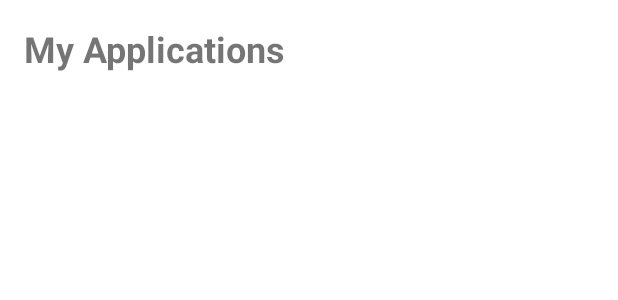
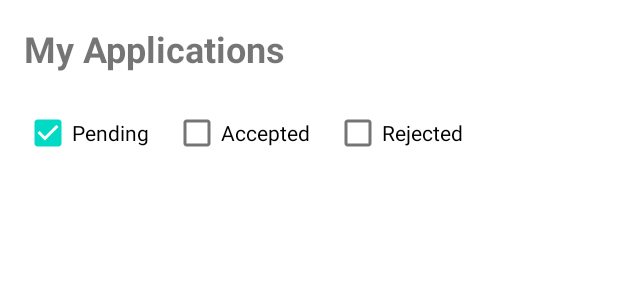
Before and after one commit to mohamed-khan-05/recruitment_project, an Android app: the layout fragment_view_my_applications.xml on its own in the app's theme, with its tools: preview values and no code run, on a phone screen of 412 x 824 dp. Shown: the top 300 px of the screen. Run offline under Robolectric (Android 15) with nearby library versions, the phone set to English and light mode, and no system bars.

Commit message:
Student applications with filter

```diff
--- a/app/src/main/res/layout/fragment_view_my_applications.xml
+++ b/app/src/main/res/layout/fragment_view_my_applications.xml
@@ -1,7 +1,7 @@
 <?xml version="1.0" encoding="utf-8"?>
 <LinearLayout xmlns:android="http://schemas.android.com/apk/res/android"
-    xmlns:app="http://schemas.android.com/apk/res-auto"
     xmlns:tools="http://schemas.android.com/tools"
+    android:id="@+id/container"
     android:layout_width="match_parent"
     android:layout_height="match_parent"
     android:orientation="vertical"
@@ -16,6 +16,39 @@
         android:textStyle="bold"
         android:padding="16dp" />
 
+    <!-- FILTER CHECKBOXES -->
+    <LinearLayout
+        android:id="@+id/filter_layout"
+        android:layout_width="match_parent"
+        android:layout_height="wrap_content"
+        android:orientation="horizontal"
+        android:paddingStart="16dp"
+        android:paddingEnd="16dp"
+        android:paddingBottom="8dp"
+        android:gravity="center_vertical">
+
+        <CheckBox
+            android:id="@+id/cbPending"
+            android:layout_width="wrap_content"
+            android:layout_height="wrap_content"
+            android:text="Pending"
+            android:checked="true" />
+
+        <CheckBox
+            android:id="@+id/cbAccepted"
+            android:layout_width="wrap_content"
+            android:layout_height="wrap_content"
+            android:text="Accepted"
+            android:layout_marginStart="16dp" />
+
+        <CheckBox
+            android:id="@+id/cbRejected"
+            android:layout_width="wrap_content"
+            android:layout_height="wrap_content"
+            android:text="Rejected"
+            android:layout_marginStart="16dp" />
+    </LinearLayout>
+
     <androidx.recyclerview.widget.RecyclerView
         android:id="@+id/recycler_view_applications"
         android:layout_width="match_parent"
@@ -23,4 +56,5 @@
         android:layout_weight="1"
         android:clipToPadding="false"
         android:padding="16dp" />
+
 </LinearLayout>
```
Also changed, not shown: app/src/main/java/com/example/recruitment/ui/home/ViewMyApplicationsFragment.kt (+52 -24 lines).
